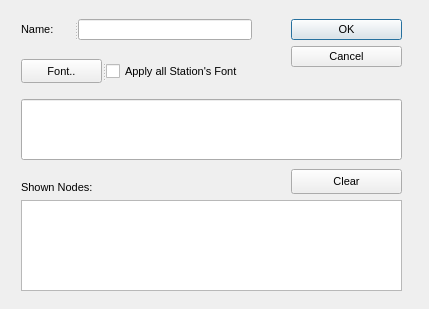
First picture: the form in GSCD/stationnamedialog.ui, repository fzlgejiao/PowerTool, before the edit.
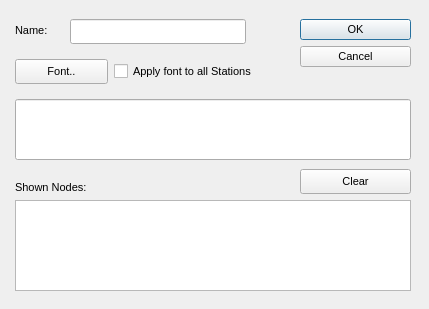
Second picture: the form after the edit.

Commit message: 1) fix bug of station item drawing(arrow line is not covered) 2) edit station for multi lines is ok 3) fix bug for station name edit

Diff of the .ui file:
```diff
--- a/GSCD/stationnamedialog.ui
+++ b/GSCD/stationnamedialog.ui
@@ -16,7 +16,7 @@
   <widget class="QDialogButtonBox" name="buttonBox">
    <property name="geometry">
     <rect>
-     <x>291</x>
+     <x>300</x>
      <y>19</y>
      <width>111</width>
      <height>61</height>
@@ -43,9 +43,9 @@
   <widget class="QLineEdit" name="lineEdit_namepreview">
    <property name="geometry">
     <rect>
-     <x>21</x>
+     <x>15</x>
      <y>99</y>
-     <width>381</width>
+     <width>396</width>
      <height>61</height>
     </rect>
    </property>
@@ -62,7 +62,7 @@
   <widget class="QPushButton" name="pushButton_clear">
    <property name="geometry">
     <rect>
-     <x>291</x>
+     <x>300</x>
      <y>169</y>
      <width>111</width>
      <height>25</height>
@@ -83,7 +83,7 @@
   <widget class="QLabel" name="label_2">
    <property name="geometry">
     <rect>
-     <x>21</x>
+     <x>15</x>
      <y>179</y>
      <width>81</width>
      <height>16</height>
@@ -104,9 +104,9 @@
   <widget class="QListView" name="listView_shownnodes">
    <property name="geometry">
     <rect>
-     <x>21</x>
+     <x>15</x>
      <y>200</y>
-     <width>381</width>
+     <width>396</width>
      <height>91</height>
     </rect>
    </property>
@@ -147,19 +147,15 @@
     <bool>true</bool>
    </property>
   </widget>
-  <widget class="QSplitter" name="splitter_2">
-   <property name="geometry">
-    <rect>
-     <x>21</x>
-     <y>59</y>
-     <width>225</width>
-     <height>24</height>
-    </rect>
-   </property>
-   <property name="orientation">
-    <enum>Qt::Horizontal</enum>
-   </property>
    <widget class="QPushButton" name="pushButton_font">
+   <property name="geometry">
+    <rect>
+     <x>15</x>
+     <y>59</y>
+     <width>93</width>
+     <height>25</height>
+    </rect>
+   </property>
     <property name="font">
      <font>
       <family>MS Shell Dlg 2</family>
@@ -173,6 +169,14 @@
     </property>
    </widget>
    <widget class="QCheckBox" name="checkBox_applyall">
+   <property name="geometry">
+    <rect>
+     <x>114</x>
+     <y>59</y>
+     <width>171</width>
+     <height>24</height>
+    </rect>
+   </property>
     <property name="font">
      <font>
       <family>MS Shell Dlg 2</family>
@@ -182,23 +186,18 @@
      </font>
     </property>
     <property name="text">
-     <string>Apply all Station's Font</string>
-    </property>
-   </widget>
-  </widget>
-  <widget class="QSplitter" name="splitter">
-   <property name="geometry">
-    <rect>
-     <x>21</x>
-     <y>19</y>
-     <width>231</width>
-     <height>21</height>
-    </rect>
-   </property>
-   <property name="orientation">
-    <enum>Qt::Horizontal</enum>
-   </property>
+    <string>Apply font to all Stations</string>
+   </property>
+  </widget>
    <widget class="QLabel" name="label">
+   <property name="geometry">
+    <rect>
+     <x>15</x>
+     <y>22</y>
+     <width>38</width>
+     <height>16</height>
+    </rect>
+   </property>
     <property name="font">
      <font>
       <family>MS Shell Dlg 2</family>
@@ -212,6 +211,14 @@
     </property>
    </widget>
    <widget class="QLineEdit" name="lineEdit_name">
+   <property name="geometry">
+    <rect>
+     <x>70</x>
+     <y>19</y>
+     <width>176</width>
+     <height>25</height>
+    </rect>
+   </property>
     <property name="font">
      <font>
       <family>MS Shell Dlg 2</family>
@@ -220,7 +227,6 @@
       <bold>false</bold>
      </font>
     </property>
-   </widget>
   </widget>
  </widget>
  <layoutdefault spacing="6" margin="11"/>
```
Left out of the diff: 2 changed lines with no effect on the pictures. Lines whose indentation alone changed are shown as unchanged. The commit also changes 11 other files.
